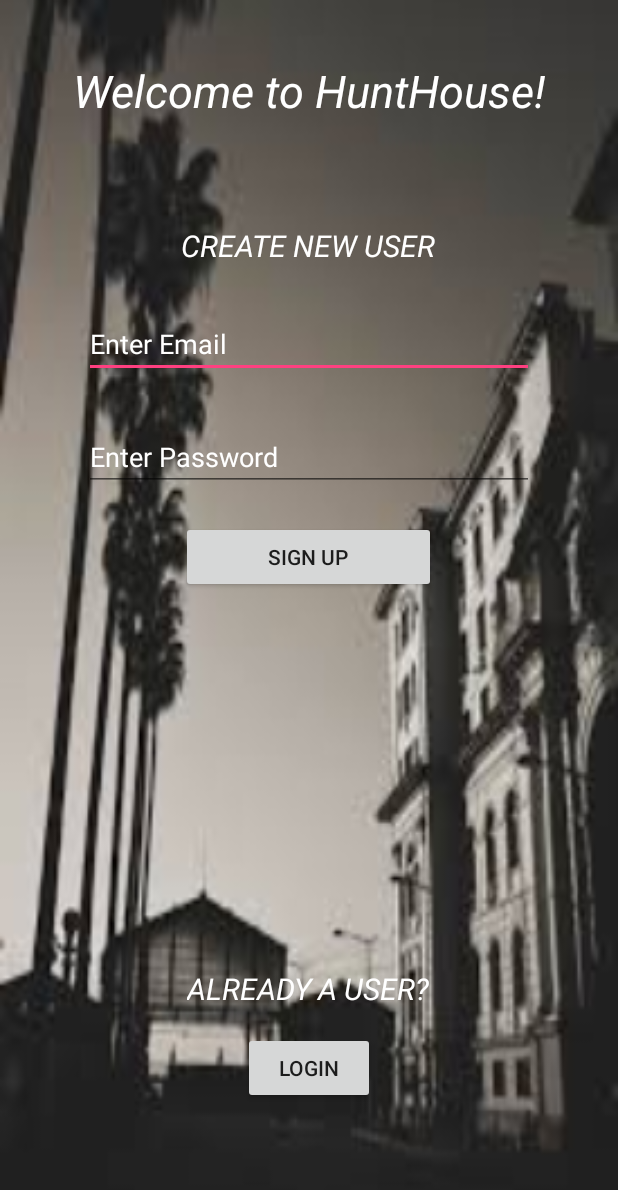
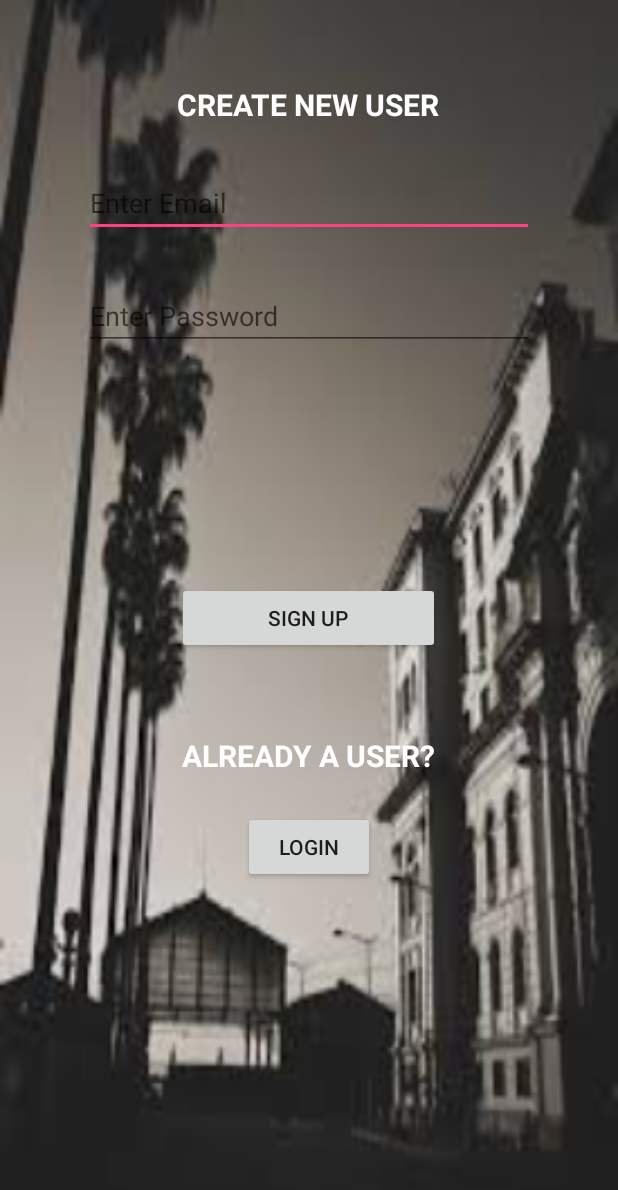
Before and after one commit to gaurikolhe/HuntHouse, an Android app: the screen it shows after launch (LoginActivity), on a phone screen of 412 x 824 dp. Shown: the top 1190 px of the screen. Run offline under Robolectric (Android 15) with nearby library versions, the phone set to English and light mode, and no system bars; our stand-ins replace Firebase (no records; nobody signed in at launch, a user with empty details on screens opened directly).

```diff
--- a/app/src/main/AndroidManifest.xml
+++ b/app/src/main/AndroidManifest.xml
@@ -69,9 +69,9 @@
            sign the APK for publishing.
            You can define the keys for the debug and release targets in src/debug/ and src/release/.
       -->
-        <meta-data
-            android:name="com.google.android.geo.API_KEY"
-            android:value="@string/google_maps_key" />
+
+        <meta-data android:name="com.google.android.maps.v2.API_KEY" android:value="@string/google_maps_key" />
+
 
         <activity
             android:name="com.project.hunthouse.View.MapsActivity"
--- a/app/src/main/res/layout/activity_login.xml
+++ b/app/src/main/res/layout/activity_login.xml
@@ -13,7 +13,6 @@
         android:hint="Enter Email"
         android:inputType="textEmailAddress"
         android:layout_below="@+id/textView"
-        android:textColorHint="#fff"
         android:layout_centerHorizontal="true" />
 
     <EditText
@@ -25,20 +24,7 @@
         android:layout_marginTop="30dp"
         android:ems="10"
         android:hint="Enter Password"
-        android:inputType="textPassword"
-        android:textColorHint="#fff" />
-
-    <TextView
-        android:id="@+id/textView1"
-        android:layout_width="wrap_content"
-        android:layout_height="wrap_content"
-        android:text="Welcome to HuntHouse!"
-        android:textSize="30dp"
-        android:textColor="@color/colorWhite"
-        android:textStyle="italic"
-        android:layout_alignParentTop="true"
-        android:layout_centerHorizontal="true"
-        android:layout_marginTop="40dp" />
+        android:inputType="textPassword" />
 
     <TextView
         android:id="@+id/textView"
@@ -47,19 +33,16 @@
         android:text="CREATE NEW USER"
         android:textSize="20dp"
         android:textColor="@color/colorWhite"
-        android:textStyle="italic"
+        android:textStyle="bold"
         android:layout_alignParentTop="true"
         android:layout_centerHorizontal="true"
-        android:layout_marginTop="150dp" />
+        android:layout_marginTop="56dp" />
 
     <Button
         android:id="@+id/signup"
         android:layout_width="wrap_content"
         android:layout_height="wrap_content"
         android:text="SIGN UP"
-        android:layout_marginTop="20dp"
-        android:layout_below="@+id/pwd"
-        android:shadowColor="#666666"
         android:layout_centerVertical="true"
         android:layout_alignStart="@+id/textView"
         android:layout_alignEnd="@+id/textView" />
@@ -68,10 +51,10 @@
         android:id="@+id/textView2"
         android:layout_width="wrap_content"
         android:layout_height="wrap_content"
-        android:layout_marginTop="250dp"
-        android:textColor="#fff"
+        android:layout_marginTop="54dp"
+        android:textColor="@color/colorWhite"
         android:textSize="20dp"
-        android:textStyle="italic"
+        android:textStyle="bold"
         android:text="ALREADY A USER?"
         android:layout_below="@+id/signup"
         android:layout_centerHorizontal="true" />
@@ -80,7 +63,7 @@
         android:id="@+id/login"
         android:layout_width="wrap_content"
         android:layout_height="wrap_content"
-        android:layout_marginTop="15dp"
+        android:layout_marginTop="23dp"
         android:text="LOGIN"
         android:layout_below="@+id/textView2"
         android:layout_centerHorizontal="true" />
--- a/app/src/main/res/values/google_maps_api.xml
+++ b/app/src/main/res/values/google_maps_api.xml
@@ -20,5 +20,5 @@
     Once you have your key (it starts with "AIza"), replace the "google_maps_key"
     string in this file.
     -->
-    <string name="google_maps_key" templateMergeStrategy="preserve" translatable="false">AIzaSyAphH_HUwL_Uz0E_2TGCoU-7cRMEF5bC30</string>
+    <string name="google_maps_key" templateMergeStrategy="preserve" translatable="false">AIzaSyDgONCiaeM-sGvQG7vMRON3LeAWEUowu7Y</string>
 </resources>
--- a/app/src/main/res/values/strings.xml
+++ b/app/src/main/res/values/strings.xml
@@ -1,5 +1,5 @@
 <resources>
-    <string name="application_name">HouseHunt</string>
+    <string name="application_name">HuntHouse</string>
 
     <!-- Vishal (Start)-->
     <string name="open_drawer">Open Drawer</string>
```
